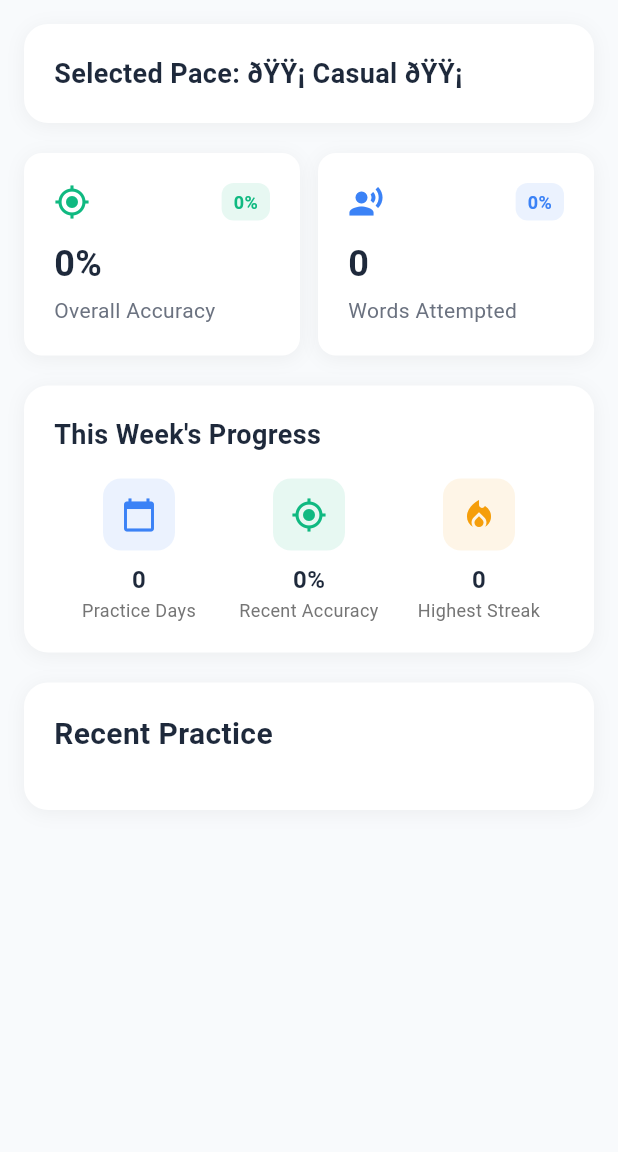
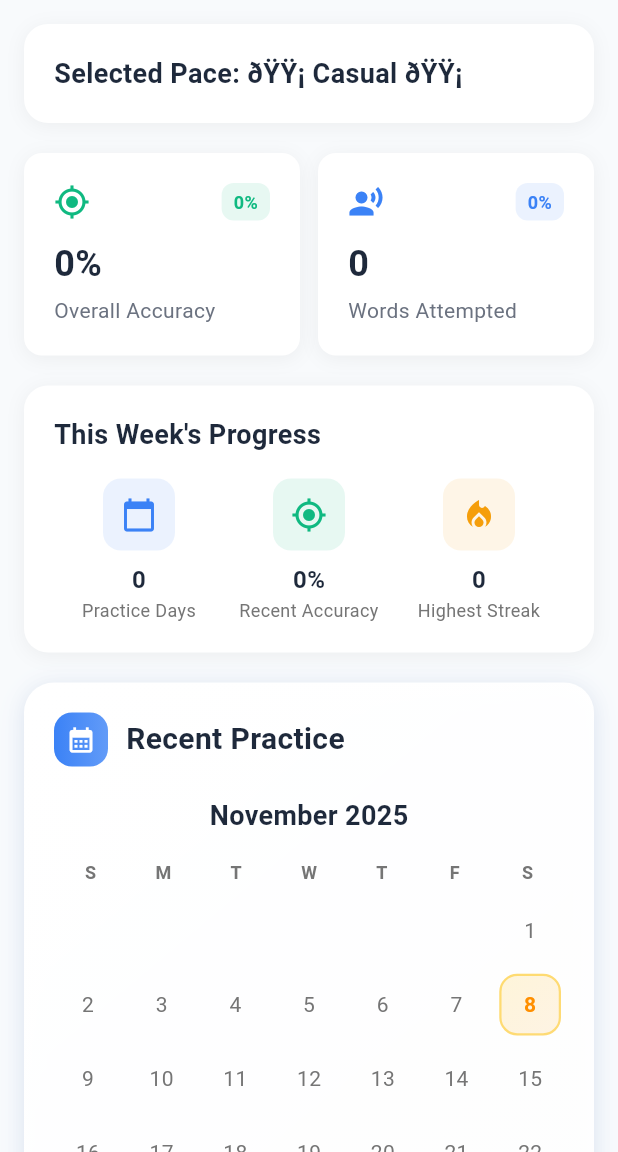
Before and after one commit to uprm-inso4101-2025-2026-s1/semester-project-pronunciation-coach, a Flutter app: the UserProgressDashboard screen opened directly, on a phone screen of 412 x 824 dp, the part 84-1236 px from its top. Run offline on Flutter 3.47's test engine with Material 3 defaults, Android fonts, the phone set to English and light mode, and no system bars; our stand-ins replace audioplayers, flutter_secure_storage, get_it, shared_preferences, sizer, supabase_flutter; accounts and stored records are empty; Roboto replaces fonts that are missing (SF Pro Display).

Commit message:
Added Calendar to dashboard

```diff
--- a/app/lib/core/network/progress_service.dart
+++ b/app/lib/core/network/progress_service.dart
@@ -175,6 +175,39 @@ class ProgressService {
     }
   }
 
+  /// Get days with practice activity for the current month
+  /// Returns set of day numbers (1-31) that have quiz attempts
+  Future<Set<int>> getPracticeDaysForCurrentMonth() async {
+    if (_isGuest) {
+      return {}; // Guests have no practice days
+    }
+
+    try {
+      final now = DateTime.now();
+      final startOfMonth = DateTime(now.year, now.month, 1);
+      final endOfMonth = DateTime(now.year, now.month + 1, 0, 23, 59, 59);
+
+      final response = await _supabase
+          .from('quiz_attempts')
+          .select('created_at')
+          .eq('user_id', _userId!)
+          .gte('created_at', startOfMonth.toIso8601String())
+          .lte('created_at', endOfMonth.toIso8601String());
+
+      final attempts = response as List;
+      final practiceDays = <int>{};
+
+      for (final attempt in attempts) {
+        final createdAt = DateTime.parse(attempt['created_at'] as String);
+        practiceDays.add(createdAt.day);
+      }
+
+      return practiceDays;
+    } catch (e) {
+      return {};
+    }
+  }
+
   /// Clear any cached guest data (call this when user logs in/out)
   Future<void> clearGuestData() async {
     // This method can be used to explicitly clear any in-memory cached data
--- a/app/lib/features/dashboard/presentation/pages/user_progress_dashboard.dart
+++ b/app/lib/features/dashboard/presentation/pages/user_progress_dashboard.dart
@@ -9,7 +9,7 @@ import '../../../../core/common/user_progress_stats.dart';
 import '../../../../core/network/progress_service.dart';
 import '../../../quiz/presentation/pages/audio_quiz_home_page.dart';
 import '../../../authentication/presentation/pages/login_page.dart';
-import '../widgets/recent_activity_timeline.dart';
+import '../widgets/monthly_practice_calendar.dart';
 import 'package:app/features/profile/presentation/pages/profile_page.dart';
 
 void main() {
@@ -154,6 +154,9 @@ class _UserProgressDashboardState extends State<UserProgressDashboard>
   String? _error;
   bool _isGuest = false;
 
+  // Calendar data
+  Set<int> _practiceDays = {};
+
   @override
   void initState() {
     super.initState();
@@ -192,10 +195,13 @@ class _UserProgressDashboardState extends State<UserProgressDashboard>
       // Only load progress if NOT a guest
       if (!isGuest) {
         final userProgress = await progressService.getProgressStats();
+        final practiceDays = await progressService
+            .getPracticeDaysForCurrentMonth();
 
         if (mounted) {
           setState(() {
             _userProgress = userProgress;
+            _practiceDays = practiceDays;
             _isLoading = false;
           });
         }
@@ -204,6 +210,7 @@ class _UserProgressDashboardState extends State<UserProgressDashboard>
         if (mounted) {
           setState(() {
             _userProgress = null;
+            _practiceDays = {};
             _isLoading = false;
           });
         }
@@ -310,7 +317,10 @@ class _UserProgressDashboardState extends State<UserProgressDashboard>
             const SizedBox(height: 20),
 
             // Recent Practice Sessions
-            const RecentActivityTimeline(),
+            MonthlyPracticeCalendar(
+              practiceDays: _practiceDays,
+              isLoading: false,
+            ),
           ],
 
           // Add bottom padding for tab bar
--- /dev/null
+++ b/app/lib/features/dashboard/presentation/widgets/monthly_practice_calendar.dart
@@ -0,0 +1,298 @@
+import 'package:flutter/material.dart';
+import '../../../../core/common/colors.dart';
+import '../../../../core/common/text_styles.dart';
+
+class MonthlyPracticeCalendar extends StatefulWidget {
+  final Set<int> practiceDays;
+  final bool isLoading;
+  final String? error;
+
+  const MonthlyPracticeCalendar({
+    super.key,
+    required this.practiceDays,
+    this.isLoading = false,
+    this.error,
+  });
+
+  @override
+  State<MonthlyPracticeCalendar> createState() =>
+      _MonthlyPracticeCalendarState();
+}
+
+class _MonthlyPracticeCalendarState extends State<MonthlyPracticeCalendar>
+    with TickerProviderStateMixin {
+  late AnimationController _fadeController;
+  late Animation<double> _fadeAnimation;
+  late AnimationController _starController;
+  late Animation<double> _starAnimation;
+
+  @override
+  void initState() {
+    super.initState();
+    _fadeController = AnimationController(
+      duration: const Duration(milliseconds: 800),
+      vsync: this,
+    );
+    _fadeAnimation = Tween<double>(
+      begin: 0.0,
+      end: 1.0,
+    ).animate(CurvedAnimation(parent: _fadeController, curve: Curves.easeOut));
+    _fadeController.forward();
+
+    // Star sparkle animation
+    _starController = AnimationController(
+      duration: const Duration(milliseconds: 2000),
+      vsync: this,
+    )..repeat(reverse: true);
+    _starAnimation = Tween<double>(begin: 0.8, end: 1.2).animate(
+      CurvedAnimation(parent: _starController, curve: Curves.easeInOut),
+    );
+  }
+
+  @override
+  void dispose() {
+    _fadeController.dispose();
+    _starController.dispose();
+    super.dispose();
+  }
+
+  @override
+  Widget build(BuildContext context) {
+    return Container(
+      padding: const EdgeInsets.all(20),
+      decoration: BoxDecoration(
+        gradient: LinearGradient(
+          begin: Alignment.topLeft,
+          end: Alignment.bottomRight,
+          colors: [
+            AppColors.cardBackground,
+            AppColors.cardBackground.withValues(alpha: 0.95),
+          ],
+        ),
+        borderRadius: BorderRadius.circular(20),
+        boxShadow: [
+          BoxShadow(
+            color: AppColors.primary.withValues(alpha: 0.1),
+            blurRadius: 15,
+            offset: const Offset(0, 4),
+          ),
+          BoxShadow(
+            color: AppColors.cardShadow,
+            blurRadius: 10,
+            offset: const Offset(0, 2),
+          ),
+        ],
+      ),
+      child: Column(
+        crossAxisAlignment: CrossAxisAlignment.start,
+        children: [
+          Row(
+            children: [
+              Container(
+                padding: const EdgeInsets.all(8),
+                decoration: BoxDecoration(
+                  gradient: LinearGradient(
+                    colors: [
+                      AppColors.primary,
+                      AppColors.primary.withValues(alpha: 0.8),
+                    ],
+                  ),
+                  borderRadius: BorderRadius.circular(12),
+                ),
+                child: const Icon(
+                  Icons.calendar_month,
+                  color: Colors.white,
+                  size: 20,
+                ),
+              ),
+              const SizedBox(width: 12),
+              const Text('Recent Practice', style: AppTextStyles.heading2),
+            ],
+          ),
+          const SizedBox(height: 20),
+          if (widget.isLoading)
+            const Center(child: CircularProgressIndicator())
+          else if (widget.error != null)
+            Center(
+              child: Text(
+                'Failed to load calendar',
+                style: TextStyle(color: Colors.red[600]),
+              ),
+            )
+          else
+            FadeTransition(opacity: _fadeAnimation, child: _buildCalendar()),
+        ],
+      ),
+    );
+  }
+
+  Widget _buildCalendar() {
+    final now = DateTime.now();
+    final firstDayOfMonth = DateTime(now.year, now.month, 1);
+    final lastDayOfMonth = DateTime(now.year, now.month + 1, 0);
+    final daysInMonth = lastDayOfMonth.day;
+
+    // Calculate weekday of first day (0 = Sunday, 1 = Monday, etc.)
+    final firstWeekday = firstDayOfMonth.weekday % 7; // Convert to 0=Sunday
+
+    return Column(
+      children: [
+        // Month header
+        Text(
+          '${_getMonthName(now.month)} ${now.year}',
+          style: const TextStyle(
+            fontSize: 18,
+            fontWeight: FontWeight.bold,
+            color: AppColors.textPrimary,
+          ),
+        ),
+        const SizedBox(height: 16),
+        // Day headers
+        Row(
+          children: ['S', 'M', 'T', 'W', 'T', 'F', 'S']
+              .map(
+                (day) => Expanded(
+                  child: Center(
+                    child: Text(
+                      day,
+                      style: TextStyle(
+                        fontSize: 12,
+                        fontWeight: FontWeight.w600,
+                        color: Colors.grey[600],
+                      ),
+                    ),
+                  ),
+                ),
+              )
+              .toList(),
+        ),
+        const SizedBox(height: 8),
+        // Calendar grid
+        GridView.builder(
+          shrinkWrap: true,
+          physics: const NeverScrollableScrollPhysics(),
+          gridDelegate: const SliverGridDelegateWithFixedCrossAxisCount(
+            crossAxisCount: 7,
+            mainAxisSpacing: 4,
+            crossAxisSpacing: 4,
+          ),
+          itemCount: firstWeekday + daysInMonth,
+          itemBuilder: (context, index) {
+            if (index < firstWeekday) {
+              // Empty cells before first day
+              return const SizedBox.shrink();
+            }
+
+            final day = index - firstWeekday + 1;
+            final isToday = day == now.day;
+            final hasPractice = widget.practiceDays.contains(day);
+
+            return AnimatedContainer(
+              duration: const Duration(milliseconds: 300),
+              curve: Curves.easeInOut,
+              margin: const EdgeInsets.all(2),
+              decoration: BoxDecoration(
+                gradient: hasPractice
+                    ? LinearGradient(
+                        begin: Alignment.topLeft,
+                        end: Alignment.bottomRight,
+                        colors: [
+                          AppColors.primary.withValues(alpha: 0.2),
+                          AppColors.primary.withValues(alpha: 0.1),
+                        ],
+                      )
+                    : isToday
+                    ? LinearGradient(
+                        begin: Alignment.topLeft,
+                        end: Alignment.bottomRight,
+                        colors: [
+                          Colors.amber.withValues(alpha: 0.15),
+                          Colors.orange.withValues(alpha: 0.1),
+                        ],
+                      )
+                    : null,
+                borderRadius: BorderRadius.circular(12),
+                border: hasPractice
+                    ? Border.all(
+                        color: AppColors.primary.withValues(alpha: 0.3),
+                        width: 1.5,
+                      )
+                    : isToday && !hasPractice
+                    ? Border.all(
+                        color: Colors.amber.withValues(alpha: 0.5),
+                        width: 1.5,
+                      )
+                    : null,
+                boxShadow: hasPractice
+                    ? [
+                        BoxShadow(
+                          color: AppColors.primary.withValues(alpha: 0.2),
+                          blurRadius: 4,
+                          offset: const Offset(0, 2),
+                        ),
+                      ]
+                    : null,
+              ),
+              child: Center(
+                child: hasPractice
+                    ? Column(
+                        mainAxisSize: MainAxisSize.min,
+                        children: [
+                          AnimatedBuilder(
+                            animation: _starAnimation,
+                            builder: (context, child) => Transform.scale(
+                              scale: _starAnimation.value,
+                              child: Icon(
+                                Icons.star,
+                                color: AppColors.primary,
+                                size: 16,
+                              ),
+                            ),
+                          ),
+                          const SizedBox(height: 2),
+                          Text(
+                            day.toString(),
+                            style: TextStyle(
+                              fontSize: 12,
+                              fontWeight: FontWeight.bold,
+                              color: AppColors.primary,
+                            ),
+                          ),
+                        ],
+                      )
+                    : Text(
+                        day.toString(),
+                        style: TextStyle(
+                          fontSize: 14,
+                          fontWeight: isToday
+                              ? FontWeight.w600
+                              : FontWeight.normal,
+                          color: isToday ? Colors.amber[800] : Colors.grey[600],
+                        ),
+                      ),
+              ),
+            );
+          },
+        ),
+      ],
+    );
+  }
+
+  String _getMonthName(int month) {
+    const months = [
+      'January',
+      'February',
+      'March',
+      'April',
+      'May',
+      'June',
+      'July',
+      'August',
+      'September',
+      'October',
+      'November',
+      'December',
+    ];
+    return months[month - 1];
+  }
+}
```
